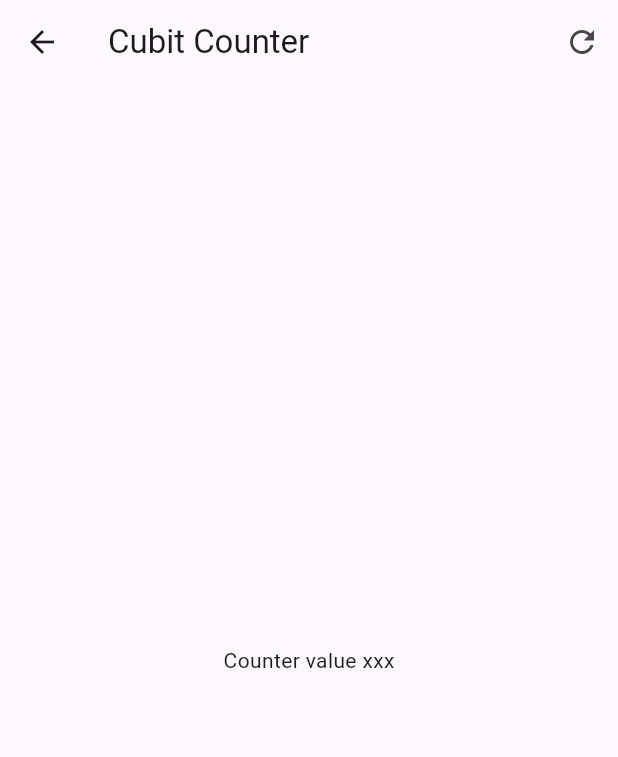
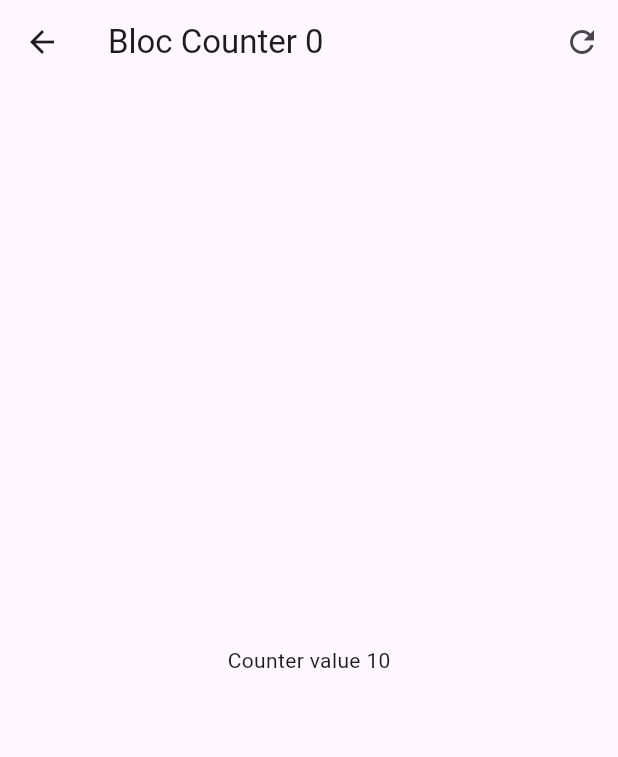
Before and after one commit to teorcl/forms_app, a Flutter app: the screen it shows after launch, after a tap on "BLoC", on a phone screen of 412 x 824 dp. Shown: the top 757 px of the screen. Run offline on Flutter 3.47's test engine with Material 3 defaults, Android fonts, the phone set to English and light mode, and no system bars; our stand-ins replace equatable, flutter_bloc, go_router.

Commit message:
feat(presentation): Se agrega reset e increment para el bloc

```diff
--- a/lib/presentation/blocs/counter_bloc/counter_bloc.dart
+++ b/lib/presentation/blocs/counter_bloc/counter_bloc.dart
@@ -16,6 +16,7 @@ class CounterBloc extends Bloc<CounterEvent, CounterState> {
     //   );
     // });
     on<CounterIncreased>(_onCounterIncreased);
+    on<CounterReset>(_onCounterReset);
   }
 
   void _onCounterIncreased(CounterIncreased event, Emitter<CounterState> emit) {
@@ -26,4 +27,8 @@ class CounterBloc extends Bloc<CounterEvent, CounterState> {
       ),
     );
   }
+
+  void _onCounterReset(CounterReset event, Emitter<CounterState> emit) {
+    emit(state.copyWith(counter: 0));
+  }
 }
--- a/lib/presentation/blocs/counter_bloc/counter_event.dart
+++ b/lib/presentation/blocs/counter_bloc/counter_event.dart
@@ -8,3 +8,7 @@ class CounterIncreased extends CounterEvent {
   final int value;
   const CounterIncreased(this.value);
 }
+
+class CounterReset extends CounterEvent {
+  const CounterReset();
+}
--- a/lib/presentation/screens/bloc_counter_screen.dart
+++ b/lib/presentation/screens/bloc_counter_screen.dart
@@ -1,40 +1,65 @@
 import 'package:flutter/material.dart';
+import 'package:flutter_bloc/flutter_bloc.dart';
+import 'package:forms_app/presentation/blocs/counter_bloc/counter_bloc.dart';
 
 class BlocCounterScreen extends StatelessWidget {
   const BlocCounterScreen({super.key});
 
   @override
   Widget build(BuildContext context) {
+    return BlocProvider<CounterBloc>(
+      create: (context) => CounterBloc(),
+      child: _BlocCounterView(),
+    );
+  }
+}
+
+class _BlocCounterView extends StatelessWidget {
+  const _BlocCounterView();
+
+  void increaseCounterBy(BuildContext context, [int value = 1]) {
+    context.read<CounterBloc>().add(CounterIncreased(value));
+  }
+
+  @override
+  Widget build(BuildContext context) {
     return Scaffold(
       appBar: AppBar(
-        title: const Text('Cubit Counter'),
+        title: context.select<CounterBloc, Widget>(
+          (CounterBloc bloc) =>
+              Text('Bloc Counter ${bloc.state.transactionCount}'),
+        ),
         actions: [
           IconButton(
-            onPressed: () {},
+            onPressed: () => context.read<CounterBloc>().add(CounterReset()),
             icon: const Icon(Icons.refresh_outlined),
           ),
         ],
       ),
-      body: Center(child: Text('Counter value xxx')),
+      body: BlocBuilder<CounterBloc, CounterState>(
+        builder: (context, state) {
+          return Center(child: Text('Counter value ${state.counter}'));
+        },
+      ),
       floatingActionButton: Column(
         mainAxisAlignment: MainAxisAlignment.end,
         children: [
           FloatingActionButton(
             heroTag: '1',
             child: const Text('+3'),
-            onPressed: () => {},
+            onPressed: () => increaseCounterBy(context, 3),
           ),
           const SizedBox(height: 15),
           FloatingActionButton(
             heroTag: '2',
             child: const Text('+2'),
-            onPressed: () => {},
+            onPressed: () => increaseCounterBy(context, 2),
           ),
           const SizedBox(height: 15),
           FloatingActionButton(
             heroTag: '3',
             child: const Text('+1'),
-            onPressed: () => {},
+            onPressed: () => increaseCounterBy(context),
           ),
         ],
       ),
```
